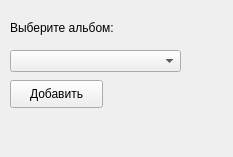
Mooro869/PhotoCollection, file files/image/add_image.ui: the form before one commit.
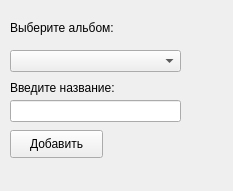
The form after the commit.

```diff
--- a/files/image/add_image.ui
+++ b/files/image/add_image.ui
@@ -7,7 +7,7 @@
     <x>0</x>
     <y>0</y>
     <width>233</width>
-    <height>157</height>
+    <height>191</height>
    </rect>
   </property>
   <property name="windowTitle">
@@ -40,7 +40,7 @@
    <property name="geometry">
     <rect>
      <x>10</x>
-     <y>80</y>
+     <y>130</y>
      <width>93</width>
      <height>28</height>
     </rect>
@@ -49,6 +49,29 @@
     <string>Добавить</string>
    </property>
   </widget>
+  <widget class="QLineEdit" name="lineEdit">
+   <property name="geometry">
+    <rect>
+     <x>10</x>
+     <y>100</y>
+     <width>171</width>
+     <height>22</height>
+    </rect>
+   </property>
+  </widget>
+  <widget class="QLabel" name="label_2">
+   <property name="geometry">
+    <rect>
+     <x>10</x>
+     <y>80</y>
+     <width>171</width>
+     <height>16</height>
+    </rect>
+   </property>
+   <property name="text">
+    <string>Введите название:</string>
+   </property>
+  </widget>
  </widget>
  <resources/>
  <connections/>
```
